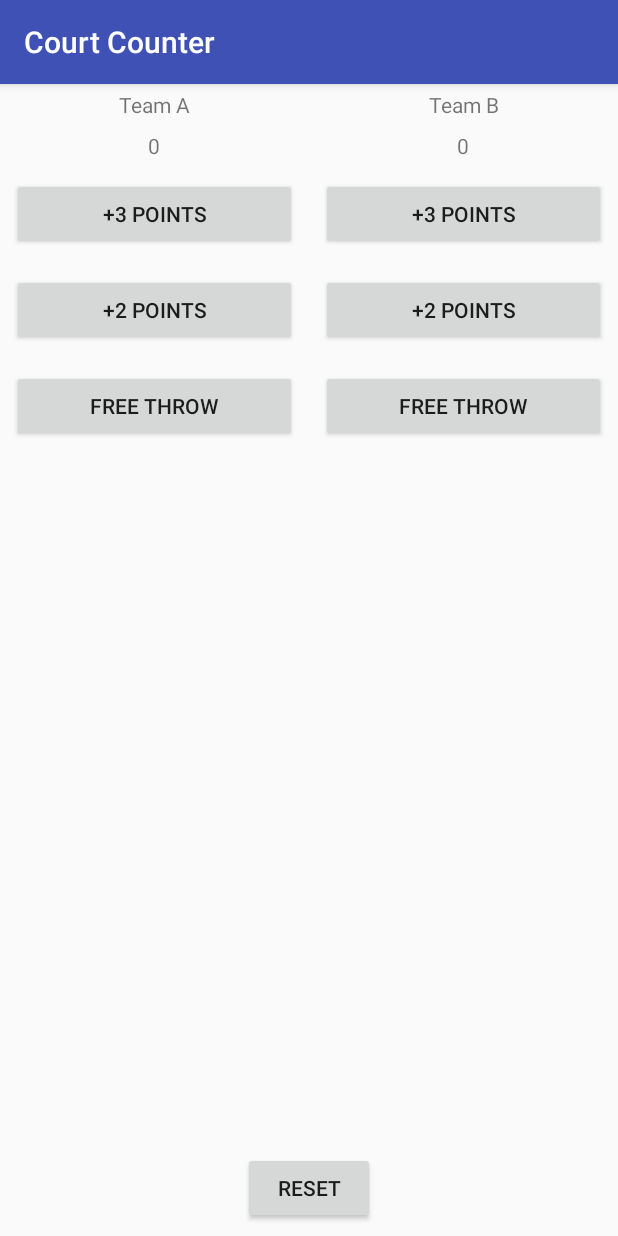
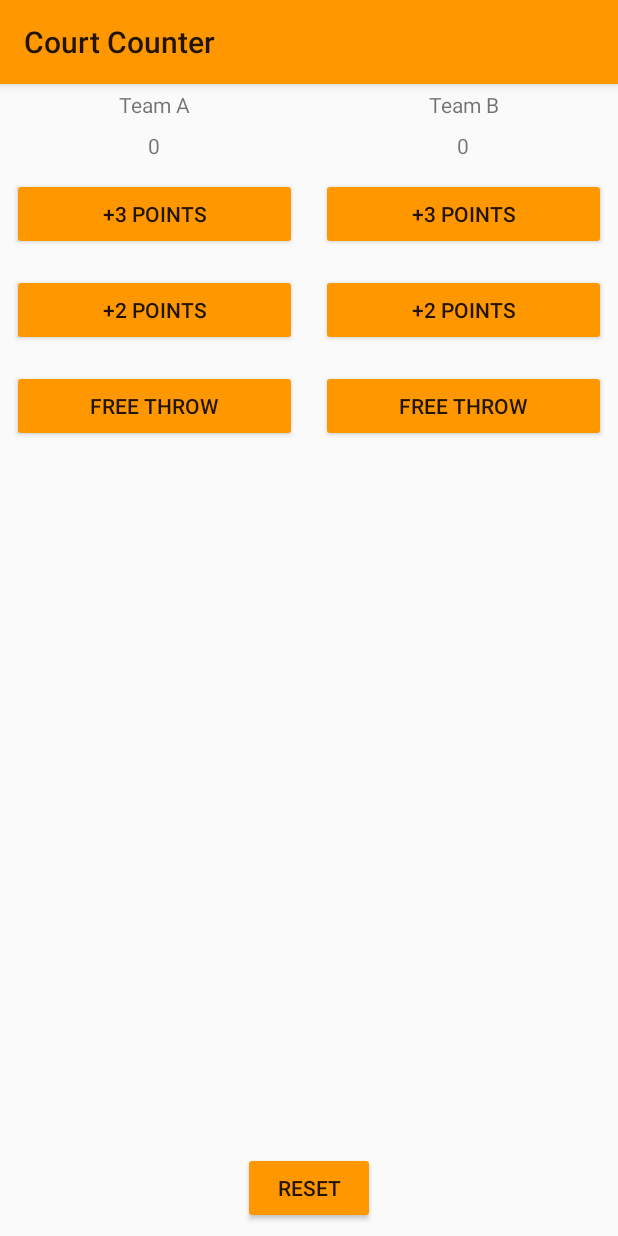
Before and after one commit to Jiyang727/CourtCounter, an Android app: the screen it shows after launch (MainActivity), on a phone screen of 412 x 824 dp. Run offline under Robolectric (Android 15) with nearby library versions, the phone set to English and light mode, and no system bars.

Commit message:
Modify Colour and Styling

```diff
--- a/app/src/main/res/values/colors.xml
+++ b/app/src/main/res/values/colors.xml
@@ -1,6 +1,7 @@
 <?xml version="1.0" encoding="utf-8"?>
 <resources>
-  <color name="colorPrimary">#3F51B5</color>
-  <color name="colorPrimaryDark">#303F9F</color>
-  <color name="colorAccent">#FF4081</color>
+    <color name="colorPrimary">#FF9800</color>
+    <color name="colorPrimaryDark">#FB8C00</color>
+    <color name="colorAccent">#FF4081</color>
+    <color name="colorButtonNormal">#FF9800</color>
 </resources>
--- a/app/src/main/res/values/styles.xml
+++ b/app/src/main/res/values/styles.xml
@@ -1,11 +1,11 @@
 <resources>
 
-  <!-- Base application theme. -->
-  <style name="AppTheme" parent="Theme.AppCompat.Light.DarkActionBar">
-    <!-- Customize your theme here. -->
-    <item name="colorPrimary">@color/colorPrimary</item>
-    <item name="colorPrimaryDark">@color/colorPrimaryDark</item>
-    <item name="colorAccent">@color/colorAccent</item>
-  </style>
+    <!-- Base application theme. -->
+    <style name="AppTheme" parent="Theme.AppCompat.Light">
+        <!-- Customize your theme here. -->
+        <item name="colorPrimary">@color/colorPrimary</item>
+        <item name="colorAccent">@color/colorAccent</item>
+        <item name="colorButtonNormal">@color/colorButtonNormal</item>
+    </style>
 
 </resources>
```
